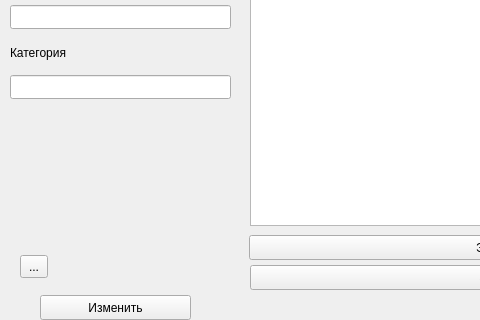
MyatnyjChaj3/Uprav_dannymi_laba, file mainwindow.ui: the form before one commit; both pictures show x 0 to 480 and y 164 to 484 of the 800 by 600 pixel window.
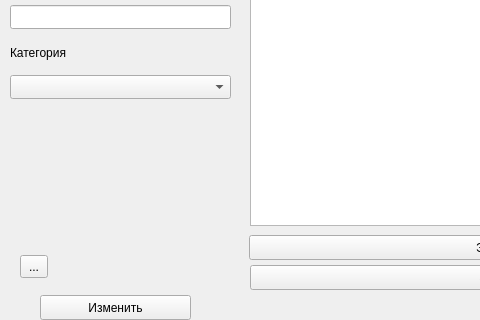
The form after the commit.

Commit message: unit_5_нужно доделать modify окно - добавить картинку, а в main- выпад список, такдже разобраться с датами

The edit to the form file:
```diff
--- a/mainwindow.ui
+++ b/mainwindow.ui
@@ -108,16 +108,6 @@
      </rect>
     </property>
    </widget>
-   <widget class="QLineEdit" name="lineEdit_3">
-    <property name="geometry">
-     <rect>
-      <x>10</x>
-      <y>220</y>
-      <width>221</width>
-      <height>24</height>
-     </rect>
-    </property>
-   </widget>
    <widget class="QLabel" name="label">
     <property name="geometry">
      <rect>
@@ -199,16 +189,26 @@
    <widget class="QLabel" name="label_4">
     <property name="geometry">
      <rect>
-      <x>10</x>
-      <y>260</y>
+      <x>20</x>
+      <y>300</y>
       <width>221</width>
-      <height>131</height>
+      <height>81</height>
      </rect>
     </property>
     <property name="text">
      <string/>
     </property>
    </widget>
+   <widget class="QComboBox" name="comboBox">
+    <property name="geometry">
+     <rect>
+      <x>10</x>
+      <y>220</y>
+      <width>221</width>
+      <height>24</height>
+     </rect>
+    </property>
+   </widget>
   </widget>
   <widget class="QStatusBar" name="statusbar"/>
   <widget class="QMenuBar" name="menubar">
```
The commit also changes 4 other files.
